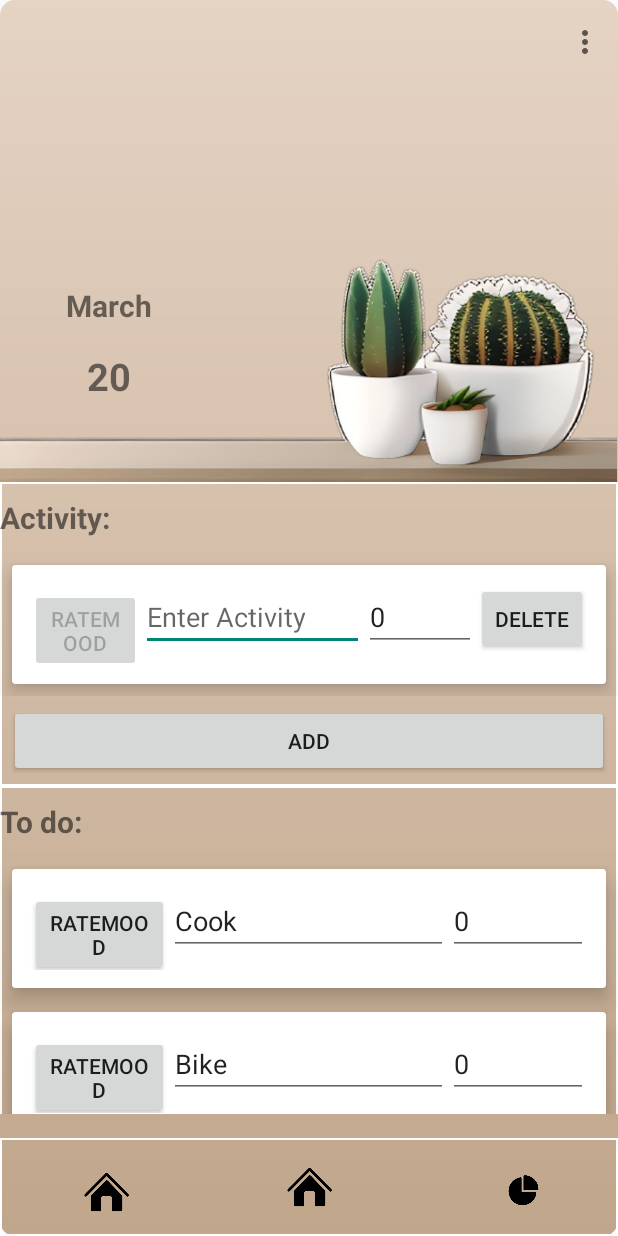
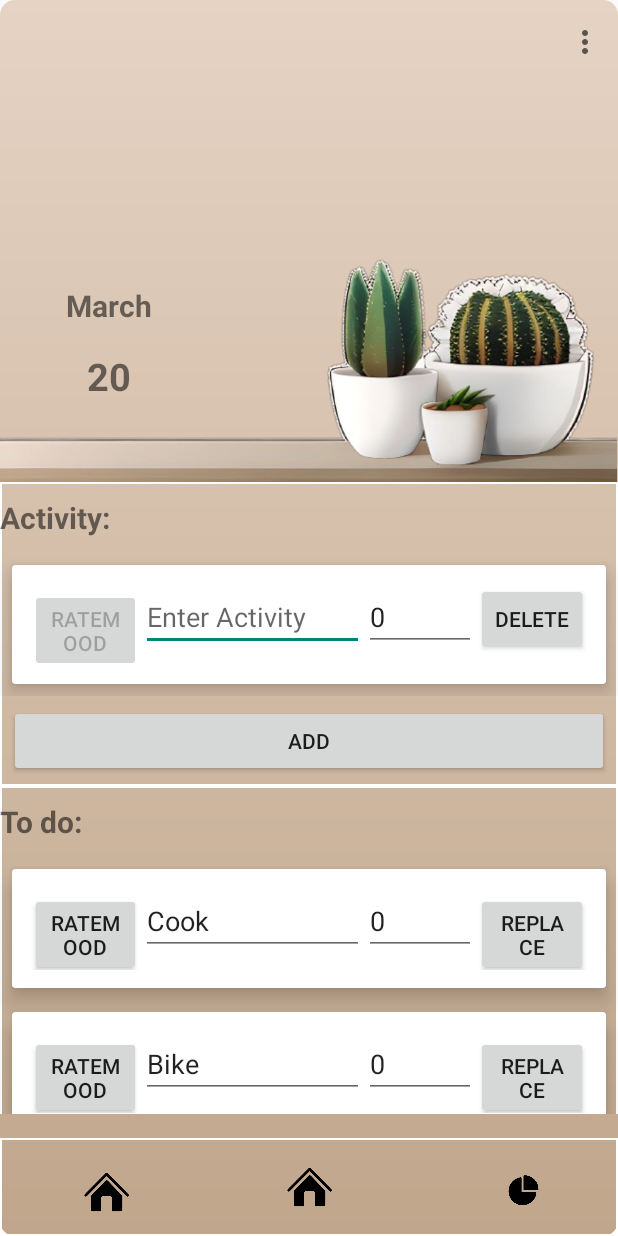
Before and after one commit to CreamyG/HowAreU, an Android app: the screen it shows after launch (MainMenuActivity), on a phone screen of 412 x 824 dp. Run offline under Robolectric (Android 15) with nearby library versions, the phone set to English and light mode, and no system bars; our stand-ins replace Firebase (no records; nobody signed in at launch, a user with empty details on screens opened directly), Room's generated code; libraries missing offline, so code that uses them is left out: org.eazegraph.lib.

Commit message:
March 20 2023 10pm Fix and Adds
-Addbutton in  to do (if rated all)
-add replace button
-Journal dont savewhen empty
-Hide Nav Bar when Keyboards up
-Get From DB saved actions

```diff
--- a/app/src/main/AndroidManifest.xml
+++ b/app/src/main/AndroidManifest.xml
@@ -22,7 +22,8 @@
             android:exported="false" />
         <activity
             android:name=".activity.MainMenuActivity"
-            android:exported="true">
+            android:exported="true"
+            android:windowSoftInputMode="adjustPan|adjustResize">
             <intent-filter>
                 <action android:name="android.intent.action.MAIN" />
 
--- a/app/src/main/java/com/example/howareu/adapter/HomeTodoAdapter.java
+++ b/app/src/main/java/com/example/howareu/adapter/HomeTodoAdapter.java
@@ -21,11 +21,13 @@ public class HomeTodoAdapter extends RecyclerView.Adapter<HomeTodoAdapter.ViewHo
     private List<SimpleTodoModel> simpleTodoModel;
     Context context;
     private HomeTodoAdapter.OnTodoMoodRateClickListener onTodoMoodRateClickListener;
+    private OnReplaceClickListener onReplaceClickListener;
 
-    public HomeTodoAdapter(List<SimpleTodoModel> simpleTodoModel, Context context, HomeTodoAdapter.OnTodoMoodRateClickListener onTodoMoodRateClickListener) {
+    public HomeTodoAdapter(List<SimpleTodoModel> simpleTodoModel, Context context, HomeTodoAdapter.OnTodoMoodRateClickListener onTodoMoodRateClickListener,OnReplaceClickListener onReplaceClickListener) {
         this.simpleTodoModel = simpleTodoModel;
         this.context = context;
         this.onTodoMoodRateClickListener = onTodoMoodRateClickListener;
+        this.onReplaceClickListener = onReplaceClickListener;
     }
 
     @NonNull
@@ -67,6 +69,13 @@ public class HomeTodoAdapter extends RecyclerView.Adapter<HomeTodoAdapter.ViewHo
             }
         });
 
+        holder.btnReplace.setOnClickListener(new View.OnClickListener() {
+            @Override
+            public void onClick(View v) {
+                onReplaceClickListener.onReplaceClicked(holder.getAdapterPosition());
+            }
+        });
+
     }
 
     @Override
@@ -76,8 +85,9 @@ public class HomeTodoAdapter extends RecyclerView.Adapter<HomeTodoAdapter.ViewHo
 
     public class ViewHolder extends RecyclerView.ViewHolder {
         private EditText editTextToDo, editTextToDoRate;
-        private Button btnRateMoodTodo;
+        private Button btnRateMoodTodo,btnReplace;
         private CardView todolist_CardView;
+
 
         public ViewHolder(@NonNull View itemView) {
             super(itemView);
@@ -87,6 +97,7 @@ public class HomeTodoAdapter extends RecyclerView.Adapter<HomeTodoAdapter.ViewHo
             editTextToDo= itemView.findViewById(R.id.editTextToDo);
             editTextToDoRate= itemView.findViewById(R.id.editTextToDoRate);
             btnRateMoodTodo= itemView.findViewById(R.id.btnRateMoodTodo);
+            btnReplace= itemView.findViewById(R.id.btnReplace);
 
         }
     }
@@ -100,4 +111,12 @@ public class HomeTodoAdapter extends RecyclerView.Adapter<HomeTodoAdapter.ViewHo
         this.onTodoMoodRateClickListener = listener;
     }
 
+    public interface OnReplaceClickListener {
+        void onReplaceClicked(int position);
+    }
+
+    public void setOnReplaceClickListener(OnReplaceClickListener onReplaceClickListener){
+        this.onReplaceClickListener = onReplaceClickListener;
+    }
+
 }
--- a/app/src/main/java/com/example/howareu/databases/dao/ActivityDao.java
+++ b/app/src/main/java/com/example/howareu/databases/dao/ActivityDao.java
@@ -9,6 +9,7 @@ import androidx.room.Query;
 import androidx.room.Update;
 
 import com.example.howareu.model.Activity;
+import com.example.howareu.model.Journal;
 
 
 import java.util.Date;
@@ -39,4 +40,9 @@ public interface ActivityDao {
 
 
 
+    @Query("SELECT * FROM activities WHERE  strftime('%m', datetime(date/1000, 'unixepoch')) = :month AND strftime('%d', datetime(date/1000, 'day')) = :year AND strftime('%Y', datetime(date/1000, 'unixepoch')) = :year ORDER BY date  ASC")
+    LiveData<List<Activity>>  getActivityByDate(String day,String month, String year);
+
+
+
 }
--- a/app/src/main/java/com/example/howareu/databases/repository/ActivityRepository.java
+++ b/app/src/main/java/com/example/howareu/databases/repository/ActivityRepository.java
@@ -33,6 +33,6 @@ public class ActivityRepository {
     public Date getDate(int activityId){
         return activityDao.getActivityDate(activityId);
     }
-    public  LiveData<List<Activity>> getAllActivity(){return activityDao.getAllActivity();
-    }
+    public  LiveData<List<Activity>> getAllActivity(){return activityDao.getAllActivity();}
+    public  LiveData<List<Activity>>  getActivityByDate(String day,String month, String year){return activityDao.getActivityByDate(day,month,year);};
 }
--- a/app/src/main/res/layout/fragment_home.xml
+++ b/app/src/main/res/layout/fragment_home.xml
@@ -117,6 +117,20 @@
                 />
 
         </LinearLayout>
+
+        <LinearLayout
+            android:layout_width="match_parent"
+            android:layout_height="wrap_content"
+            android:orientation="horizontal"
+            android:layout_margin="6dp"
+            android:layout_marginLeft="2dp">
+            <Button
+                android:id="@+id/btnAddTodo"
+                android:layout_width="0dp"
+                android:layout_height="wrap_content"
+                android:text="Add"
+                android:layout_weight="1"/>
+        </LinearLayout>
         <LinearLayout
 
             android:layout_width="match_parent"
--- a/app/src/main/res/layout/list_item_todolist.xml
+++ b/app/src/main/res/layout/list_item_todolist.xml
@@ -22,7 +22,7 @@
             android:orientation="horizontal"
             android:layout_margin="6dp"
             android:layout_marginLeft="2dp"
-            android:weightSum="4">
+            android:weightSum="5">
 
             <Button
                 android:id="@+id/btnRateMoodTodo"
@@ -49,6 +49,12 @@
                 android:hint="No rate"
                 android:inputType="none"
                 />
+            <Button
+                android:id="@+id/btnReplace"
+                android:layout_width="0dp"
+                android:layout_height="wrap_content"
+                android:layout_weight="1"
+                android:text="replace" />
 
 
 
```
Also changed, not shown: app/src/main/java/com/example/howareu/activity/fragments/HomeFragment.java (+73 -4 lines).
